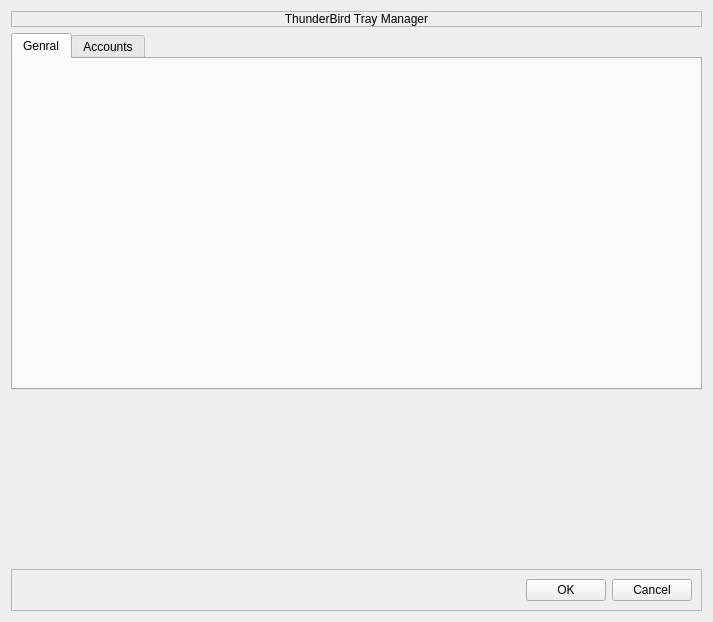
Qt form tbtrayui.ui (JackDinn/tbtray) before a commit.
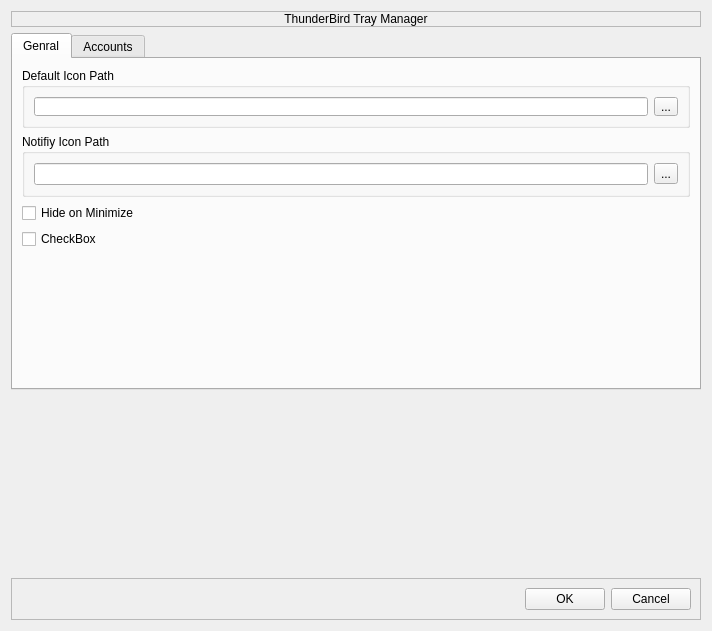
The same form after that commit. The open tabs and pages were chosen to show the change. Icons and pictures are not drawn.

The edit to the form file:
```diff
--- a/tbtrayui.ui
+++ b/tbtrayui.ui
@@ -6,8 +6,8 @@
    <rect>
     <x>0</x>
     <y>0</y>
-    <width>713</width>
-    <height>622</height>
+    <width>712</width>
+    <height>631</height>
    </rect>
   </property>
   <property name="windowTitle">
@@ -49,7 +49,91 @@
       <attribute name="title">
        <string>Genral</string>
       </attribute>
-      <layout class="QVBoxLayout" name="verticalLayout_3"/>
+      <layout class="QVBoxLayout" name="verticalLayout_3">
+       <item>
+        <widget class="QGroupBox" name="groupBox_2">
+         <property name="minimumSize">
+          <size>
+           <width>0</width>
+           <height>50</height>
+          </size>
+         </property>
+         <property name="maximumSize">
+          <size>
+           <width>16777215</width>
+           <height>60</height>
+          </size>
+         </property>
+         <property name="title">
+          <string>Default Icon Path</string>
+         </property>
+         <layout class="QHBoxLayout" name="horizontalLayout_4">
+          <item>
+           <widget class="QLineEdit" name="lineEdit"/>
+          </item>
+          <item>
+           <widget class="QToolButton" name="toolButton">
+            <property name="text">
+             <string>...</string>
+            </property>
+           </widget>
+          </item>
+         </layout>
+        </widget>
+       </item>
+       <item>
+        <widget class="QGroupBox" name="groupBox_3">
+         <property name="minimumSize">
+          <size>
+           <width>0</width>
+           <height>60</height>
+          </size>
+         </property>
+         <property name="title">
+          <string>Notifiy Icon Path</string>
+         </property>
+         <layout class="QHBoxLayout" name="horizontalLayout_5">
+          <item>
+           <widget class="QLineEdit" name="lineEdit_2"/>
+          </item>
+          <item>
+           <widget class="QToolButton" name="toolButton_2">
+            <property name="text">
+             <string>...</string>
+            </property>
+           </widget>
+          </item>
+         </layout>
+        </widget>
+       </item>
+       <item>
+        <widget class="QCheckBox" name="checkBox">
+         <property name="text">
+          <string>Hide on Minimize</string>
+         </property>
+        </widget>
+       </item>
+       <item>
+        <widget class="QCheckBox" name="checkBox_2">
+         <property name="text">
+          <string>CheckBox</string>
+         </property>
+        </widget>
+       </item>
+       <item>
+        <spacer name="verticalSpacer_2">
+         <property name="orientation">
+          <enum>Qt::Vertical</enum>
+         </property>
+         <property name="sizeHint" stdset="0">
+          <size>
+           <width>20</width>
+           <height>40</height>
+          </size>
+         </property>
+        </spacer>
+       </item>
+      </layout>
      </widget>
      <widget class="QWidget" name="tab_2">
       <attribute name="title">
```
Left out of the diff: 2 changed lines with no effect on the pictures.
